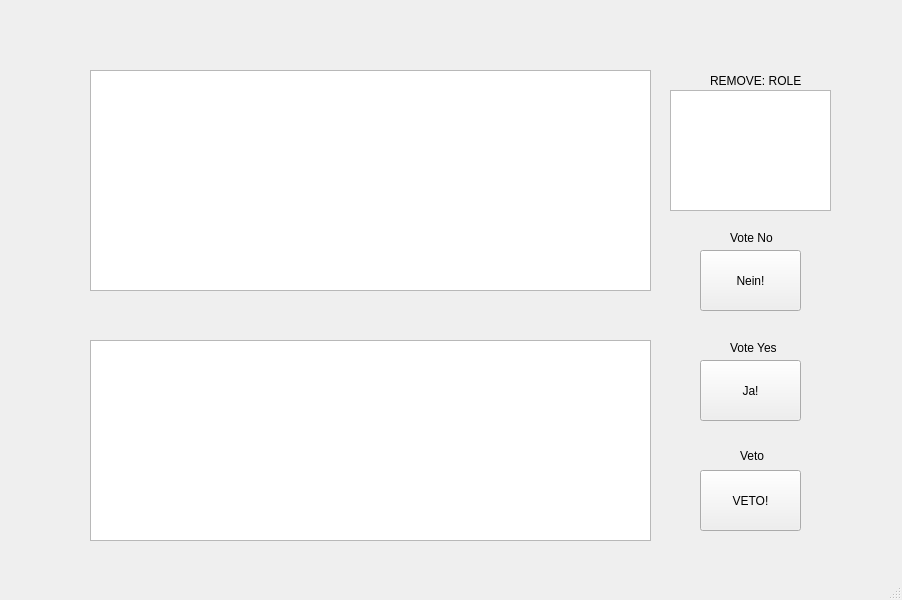
First picture: the form in mainwindow.ui, repository kyne5473/3010_FinalProject, before the edit.
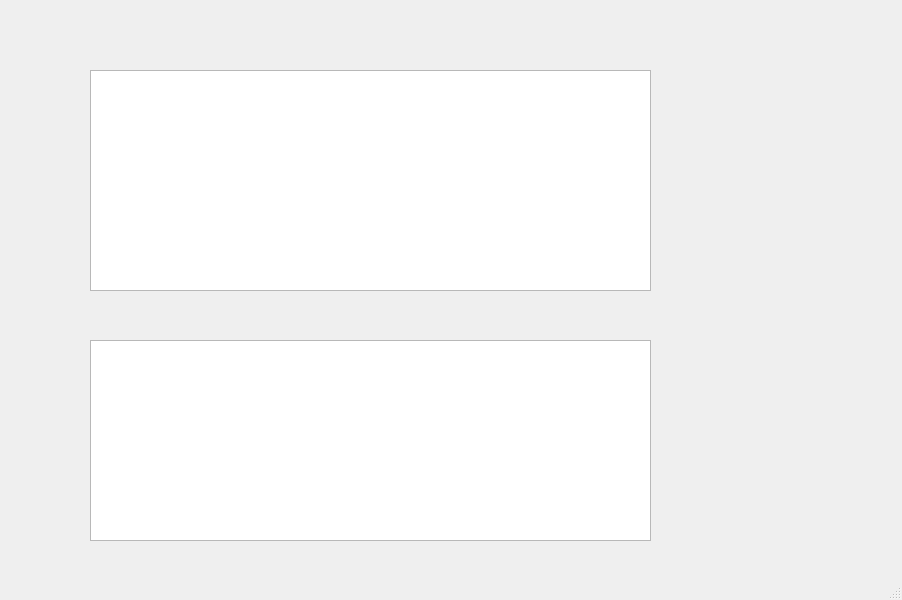
Second picture: the form after the edit.

What changed in the file:
```diff
--- a/mainwindow.ui
+++ b/mainwindow.ui
@@ -34,107 +34,6 @@
      </rect>
     </property>
    </widget>
-   <widget class="QPushButton" name="voteNo">
-    <property name="geometry">
-     <rect>
-      <x>700</x>
-      <y>250</y>
-      <width>101</width>
-      <height>61</height>
-     </rect>
-    </property>
-    <property name="text">
-     <string>Nein!</string>
-    </property>
-   </widget>
-   <widget class="QLabel" name="label">
-    <property name="geometry">
-     <rect>
-      <x>730</x>
-      <y>230</y>
-      <width>71</width>
-      <height>16</height>
-     </rect>
-    </property>
-    <property name="text">
-     <string>Vote No</string>
-    </property>
-   </widget>
-   <widget class="QPushButton" name="voteYes">
-    <property name="geometry">
-     <rect>
-      <x>700</x>
-      <y>360</y>
-      <width>101</width>
-      <height>61</height>
-     </rect>
-    </property>
-    <property name="text">
-     <string>Ja!</string>
-    </property>
-   </widget>
-   <widget class="QLabel" name="label_2">
-    <property name="geometry">
-     <rect>
-      <x>730</x>
-      <y>340</y>
-      <width>101</width>
-      <height>16</height>
-     </rect>
-    </property>
-    <property name="text">
-     <string>Vote Yes</string>
-    </property>
-   </widget>
-   <widget class="QPushButton" name="vetoButton">
-    <property name="geometry">
-     <rect>
-      <x>700</x>
-      <y>470</y>
-      <width>101</width>
-      <height>61</height>
-     </rect>
-    </property>
-    <property name="text">
-     <string>VETO!</string>
-    </property>
-   </widget>
-   <widget class="QLabel" name="label_3">
-    <property name="geometry">
-     <rect>
-      <x>740</x>
-      <y>450</y>
-      <width>37</width>
-      <height>12</height>
-     </rect>
-    </property>
-    <property name="text">
-     <string>Veto</string>
-    </property>
-   </widget>
-   <widget class="QGraphicsView" name="playersTurn">
-    <property name="geometry">
-     <rect>
-      <x>670</x>
-      <y>90</y>
-      <width>161</width>
-      <height>121</height>
-     </rect>
-    </property>
-   </widget>
-   <widget class="QLabel" name="label_4">
-    <property name="geometry">
-     <rect>
-      <x>710</x>
-      <y>70</y>
-      <width>141</width>
-      <height>21</height>
-     </rect>
-    </property>
-    <property name="text">
-     <string>REMOVE: ROLE</string>
-    </property>
-   </widget>
   </widget>
   <widget class="QMenuBar" name="menubar">
    <property name="geometry">
```
Left out of the diff: 2 changed lines with no effect on the pictures.
